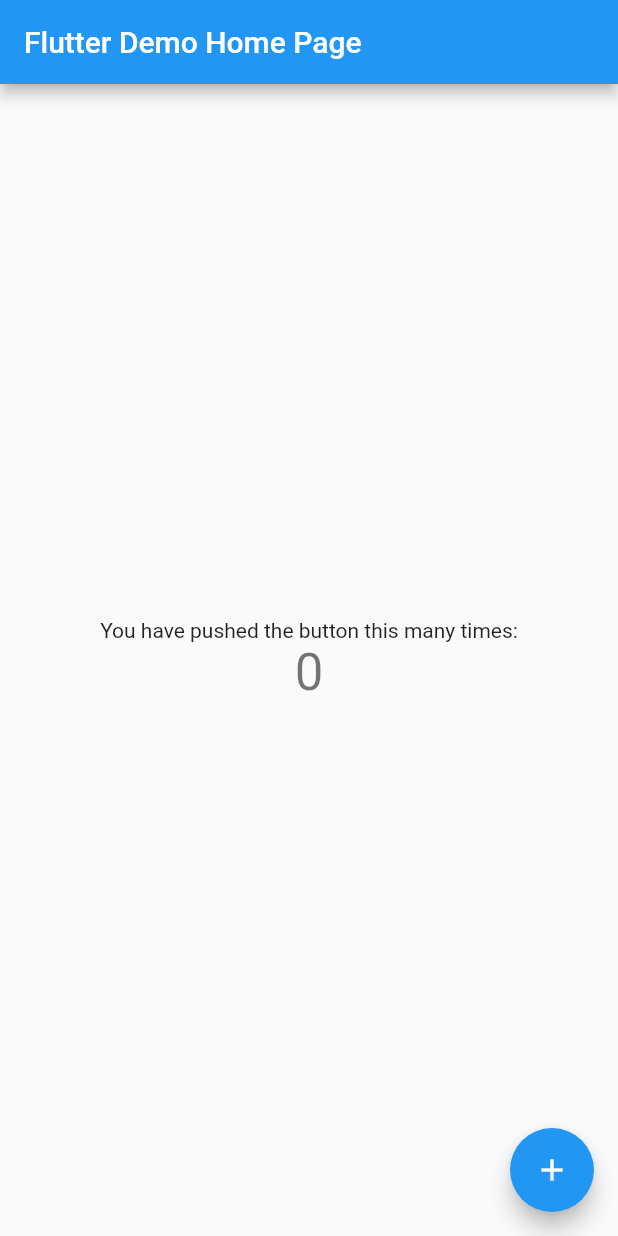
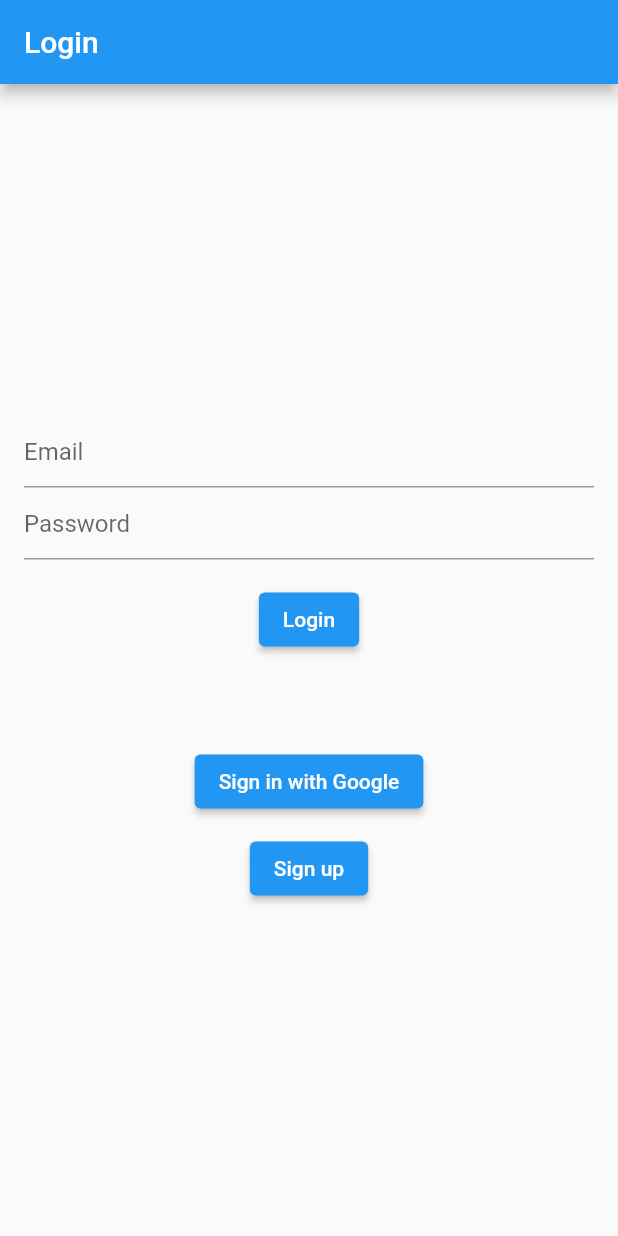
Before and after one commit to Uvais-Mohammad/blog_app, a Flutter app: the screen it shows after launch, on a phone screen of 412 x 824 dp. Run offline on Flutter 3.47's test engine with Material 2 defaults, Android fonts, the phone set to English and light mode, and no system bars; our stand-ins replace firebase_auth, firebase_core, get_it, google_sign_in, stacked; accounts and stored records are empty.

```diff
--- a/lib/main.dart
+++ b/lib/main.dart
@@ -1,67 +1,14 @@
+import 'package:blog_app/firebase_options.dart';
+import 'package:blog_app/src/my_app.dart';
+import 'package:blog_app/src/service_locator.dart';
+import 'package:firebase_core/firebase_core.dart';
 import 'package:flutter/material.dart';
 
-void main() {
+void main() async {
+  WidgetsFlutterBinding.ensureInitialized();
+  await Firebase.initializeApp(
+    options: DefaultFirebaseOptions.currentPlatform,
+  );
+  await setupServiceLocator();
   runApp(const MyApp());
 }
-
-class MyApp extends StatelessWidget {
-  const MyApp({super.key});
-
-  @override
-  Widget build(BuildContext context) {
-    return MaterialApp(
-      title: 'Flutter Demo',
-      theme: ThemeData(
-        primarySwatch: Colors.blue,
-      ),
-      home: const MyHomePage(title: 'Flutter Demo Home Page'),
-    );
-  }
-}
-
-class MyHomePage extends StatefulWidget {
-  const MyHomePage({super.key, required this.title});
-
-  final String title;
-
-  @override
-  State<MyHomePage> createState() => _MyHomePageState();
-}
-
-class _MyHomePageState extends State<MyHomePage> {
-  int _counter = 0;
-
-  void _incrementCounter() {
-    setState(() {
-      _counter++;
-    });
-  }
-
-  @override
-  Widget build(BuildContext context) {
-    return Scaffold(
-      appBar: AppBar(
-        title: Text(widget.title),
-      ),
-      body: Center(
-        child: Column(
-          mainAxisAlignment: MainAxisAlignment.center,
-          children: <Widget>[
-            const Text(
-              'You have pushed the button this many times:',
-            ),
-            Text(
-              '$_counter',
-              style: Theme.of(context).textTheme.headline4,
-            ),
-          ],
-        ),
-      ),
-      floatingActionButton: FloatingActionButton(
-        onPressed: _incrementCounter,
-        tooltip: 'Increment',
-        child: const Icon(Icons.add),
-      ),
-    );
-  }
-}
--- /dev/null
+++ b/lib/src/core/services/auth_service.dart
@@ -0,0 +1,109 @@
+import 'package:blog_app/firebase_options.dart';
+import 'package:firebase_auth/firebase_auth.dart';
+import 'package:flutter/material.dart';
+import 'package:google_sign_in/google_sign_in.dart';
+
+class AuthService {
+  final FirebaseAuth firebaseAuth = FirebaseAuth.instance;
+
+  Stream get authStateChanges => firebaseAuth.authStateChanges();
+
+  Future<bool> signInWithGoogle(BuildContext context) async {
+    bool res = true;
+    try {
+      final GoogleSignInAccount? googleSignInAccount = await GoogleSignIn(
+              clientId: DefaultFirebaseOptions.currentPlatform.iosClientId)
+          .signIn();
+
+      final GoogleSignInAuthentication? googleSignInAuthentication =
+          await googleSignInAccount?.authentication;
+
+      final OAuthCredential credential = GoogleAuthProvider.credential(
+        accessToken: googleSignInAuthentication?.accessToken,
+        idToken: googleSignInAuthentication?.idToken,
+      );
+
+      UserCredential userCredential =
+          await firebaseAuth.signInWithCredential(credential);
+
+      User? user = userCredential.user;
+      if (user != null) {
+        res = true;
+      }
+
+      return res;
+    } on FirebaseAuthException catch (e) {
+      ScaffoldMessenger.of(context)
+          .showSnackBar(SnackBar(content: Text(e.message!)));
+      res = false;
+      return res;
+    }
+  }
+
+  Future<bool> createUserWithEmailAndPassword({
+    required String email,
+    required String password,
+  }) async {
+    bool res = true;
+
+    try {
+      final credential =
+          await FirebaseAuth.instance.createUserWithEmailAndPassword(
+        email: email,
+        password: password,
+      );
+      if (credential.user != null) {
+        res = true;
+      }
+      return res;
+    } on FirebaseAuthException catch (e) {
+      if (e.code == 'weak-password') {
+        debugPrint('The password provided is too weak.');
+        throw 'The password provided is too weak.';
+      } else if (e.code == 'email-already-in-use') {
+        debugPrint('The account already exists for that email.');
+        throw 'The account already exists for that email.';
+      }
+      throw e.message.toString();
+    } catch (e) {
+      debugPrint(e.toString());
+      res = false;
+      return res;
+    }
+  }
+
+  Future<bool> signInWithEmailAndPassword({
+    required String email,
+    required String password,
+  }) async {
+    bool res = true;
+
+    try {
+      final credential = await FirebaseAuth.instance.signInWithEmailAndPassword(
+        email: email,
+        password: password,
+      );
+      if (credential.user != null) {
+        res = true;
+      }
+      return res;
+    } on FirebaseAuthException catch (e) {
+      if (e.code == 'user-not-found') {
+        debugPrint('No user found for that email.');
+        throw Exception('No user found for that email.');
+      } else if (e.code == 'wrong-password') {
+        debugPrint('Wrong password provided for that user.');
+        throw Exception('Wrong password provided for that user.');
+      }
+      throw Exception(e.message);
+    } catch (e) {
+      debugPrint(e.toString());
+      rethrow;
+
+    }
+  }
+
+  Future<void> signOut() async {
+    await firebaseAuth.signOut();
+  }
+}
--- /dev/null
+++ b/lib/src/core/view_models/login_view_model.dart
@@ -0,0 +1,49 @@
+import 'package:blog_app/src/core/services/auth_service.dart';
+import 'package:blog_app/src/service_locator.dart';
+import 'package:flutter/material.dart';
+import 'package:stacked/stacked.dart';
+
+class LoginViewModel extends BaseViewModel {
+
+  final TextEditingController emailController = TextEditingController();
+  final TextEditingController passwordController = TextEditingController();
+  String? errorMessage;
+  Future login(String email, String password) async {
+    setBusy(true);
+    try {
+      var result = await serviceLocator<AuthService>().signInWithEmailAndPassword(
+      email: email,
+      password: password,
+    );
+    } catch (e) {
+      errorMessage = e.toString();
+    }
+
+    setBusy(false);
+  }
+
+  Future signUp(String email, String password) async {
+    setBusy(true);
+    try {
+      var result = await serviceLocator<AuthService>().createUserWithEmailAndPassword(
+      email: email,
+      password: password,
+    );
+    } catch (e) {
+      errorMessage = e.toString();
+    }
+
+    setBusy(false);
+  }
+
+  Future signInWithGoogle(BuildContext context) async {
+    setBusy(true);
+    try {
+      var result = await serviceLocator<AuthService>().signInWithGoogle(context);
+    } catch (e) {
+      errorMessage = e.toString();
+    }
+
+    setBusy(false);
+  }
+}
--- /dev/null
+++ b/lib/src/my_app.dart
@@ -0,0 +1,41 @@
+import 'package:blog_app/src/core/services/auth_service.dart';
+import 'package:blog_app/src/service_locator.dart';
+import 'package:blog_app/src/ui/views/home_screen.dart';
+import 'package:blog_app/src/ui/views/login_screen.dart';
+import 'package:blog_app/src/ui/views/sign_up_screen.dart';
+import 'package:flutter/material.dart';
+
+class MyApp extends StatelessWidget {
+  const MyApp({super.key});
+
+  @override
+  Widget build(BuildContext context) {
+    return MaterialApp(
+      title: 'Blog App',
+      theme: ThemeData(
+        primarySwatch: Colors.blue,
+      ),
+      routes: {
+        '/home': (context) => const HomeScreen(),
+        '/login': (context) => const LoginScreen(),
+        '/signUp': (context) => const SignUpScreen(),
+      },home: StreamBuilder(
+        stream: serviceLocator<AuthService>().authStateChanges,
+        builder: (context, snapshot) {
+          if(snapshot.connectionState ==ConnectionState.waiting){
+            return const Scaffold(
+              body: Center(
+                child: CircularProgressIndicator.adaptive(),
+              ),
+            );
+          }
+          if (snapshot.hasData) {
+            return const HomeScreen();
+          } else {
+            return const LoginScreen();
+          }
+        }
+      ),
+    );
+  }
+}
--- /dev/null
+++ b/lib/src/ui/views/login_screen.dart
@@ -0,0 +1,73 @@
+import 'package:blog_app/src/core/view_models/login_view_model.dart';
+import 'package:blog_app/src/service_locator.dart';
+import 'package:flutter/material.dart';
+import 'package:stacked/stacked.dart';
+
+class LoginScreen extends StatelessWidget {
+  const LoginScreen({super.key});
+
+  @override
+  Widget build(BuildContext context) {
+    return ViewModelBuilder.reactive(
+        viewModelBuilder: () => serviceLocator<LoginViewModel>(),
+        builder: (context, model, child) {
+          return Scaffold(
+            appBar: AppBar(
+              title: const Text('Login'),
+            ),
+            body: Center(
+              child: Padding(
+                padding: const EdgeInsets.all(16.0),
+                child: Column(
+                  mainAxisAlignment: MainAxisAlignment.center,
+                  children: [
+                    TextField(
+                      controller: model.emailController,
+                      decoration: const InputDecoration(
+                        hintText: 'Email',
+                      ),
+                    ),
+                    TextField(
+                      controller: model.passwordController,
+                      decoration: const InputDecoration(
+                        hintText: 'Password',
+                      ),
+                    ),
+                    const SizedBox(
+                      height: 16.0,
+                    ),
+                    model.errorMessage != null
+                        ? Text(model.errorMessage!)
+                        : const SizedBox.shrink(),
+                    model.isBusy
+                        ? const CircularProgressIndicator.adaptive()
+                        : const SizedBox.shrink(),
+                    ElevatedButton(
+                      onPressed: () {
+                        model.login(model.emailController.text,
+                            model.passwordController.text);
+                      },
+                      child: const Text('Login'),
+                    ),
+                    const SizedBox(height: 60),
+                    ElevatedButton(
+                      onPressed: () {
+                        model.signInWithGoogle(context);
+                      },
+                      child: const Text('Sign in with Google'),
+                    ),
+                    const SizedBox(height: 10),
+                    ElevatedButton(
+                      onPressed: () {
+                        Navigator.pushNamed(context, '/signUp');
+                      },
+                      child: const Text('Sign up'),
+                    ),
+                  ],
+                ),
+              ),
+            ),
+          );
+        });
+  }
+}
--- a/pubspec.yaml
+++ b/pubspec.yaml
@@ -15,6 +15,8 @@ dependencies:
   firebase_core: ^1.22.0
   firebase_storage: ^10.3.8
   google_sign_in: ^5.4.1
+  get_it: ^7.2.0
+  stacked: ^3.0.0
 
 dev_dependencies:
   flutter_test:
```
Also changed, not shown: lib/src/core/view_models/home_view_model.dart (added, +12 -0 lines), lib/src/core/view_models/signup_view_model.dart (added, +28 -0 lines), lib/src/service_locator.dart (added, +22 -0 lines), lib/src/ui/views/home_screen.dart (added, +45 -0 lines), lib/src/ui/views/sign_up_screen.dart (added, +68 -0 lines), pubspec.lock, 1 other file.
